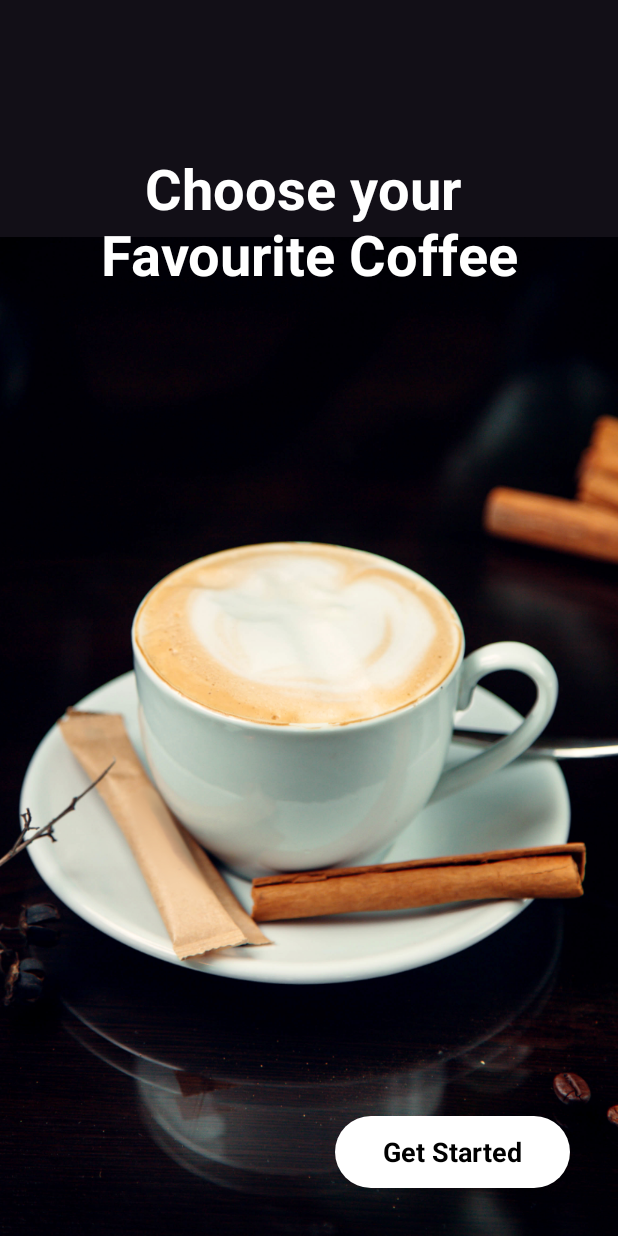
After one commit to SaienGovender/MmCoffee, an Android app: the layout activity_splash.xml on its own in the app's theme, with its tools: preview values and no code run, on a phone screen of 412 x 824 dp. The commit adds this screen. Run offline under Robolectric (Android 15) with nearby library versions, the phone set to English and light mode, and no system bars.

Commit message:
Splash Activity

```diff
--- a/app/src/main/AndroidManifest.xml
+++ b/app/src/main/AndroidManifest.xml
@@ -12,13 +12,19 @@
         android:supportsRtl="true"
         android:theme="@style/Theme.MmCoffee">
         <activity
-            android:name=".MainActivity"
+            android:name=".Activity.SplashActivity"
             android:exported="true">
             <intent-filter>
                 <action android:name="android.intent.action.MAIN" />
 
                 <category android:name="android.intent.category.LAUNCHER" />
             </intent-filter>
+
+        </activity>
+        <activity
+            android:name=".Activity.MainActivity"
+            android:exported="true">
+
         </activity>
     </application>
 
--- a/app/src/main/java/com/example/mmcoffee/MainActivity.kt
+++ b/app/src/main/java/com/example/mmcoffee/Activity/MainActivity.kt
@@ -1,10 +1,11 @@
-package com.example.mmcoffee
+package com.example.mmcoffee.Activity
 
 import android.os.Bundle
 import androidx.activity.enableEdgeToEdge
 import androidx.appcompat.app.AppCompatActivity
 import androidx.core.view.ViewCompat
 import androidx.core.view.WindowInsetsCompat
+import com.example.mmcoffee.R
 
 class MainActivity : AppCompatActivity() {
     override fun onCreate(savedInstanceState: Bundle?) {
--- /dev/null
+++ b/app/src/main/java/com/example/mmcoffee/Activity/SplashActivity.kt
@@ -0,0 +1,27 @@
+package com.example.mmcoffee.Activity
+
+import android.content.Intent
+import android.os.Bundle
+import androidx.activity.enableEdgeToEdge
+import androidx.appcompat.app.AppCompatActivity
+import androidx.core.view.ViewCompat
+import androidx.core.view.WindowInsetsCompat
+import com.example.mmcoffee.R
+import com.example.mmcoffee.databinding.ActivitySplashBinding
+
+class SplashActivity : AppCompatActivity() {
+    private lateinit var binding: ActivitySplashBinding
+
+    override fun onCreate(savedInstanceState: Bundle?) {
+        super.onCreate(savedInstanceState)
+        enableEdgeToEdge()
+
+        binding = ActivitySplashBinding.inflate(layoutInflater)
+        setContentView(binding.root)
+
+        binding.startBtn.setOnClickListener {
+            startActivity(Intent(this, MainActivity::class.java))
+        }
+
+    }
+}
--- /dev/null
+++ b/app/src/main/res/drawable/white_bg.xml
@@ -0,0 +1,9 @@
+<?xml version="1.0" encoding="utf-8"?>
+<selector xmlns:android="http://schemas.android.com/apk/res/android">
+    <item>
+        <shape android:shape="rectangle">
+            <solid android:color="@color/white"/>
+            <corners android:radius="50dp"/>
+        </shape>
+    </item>
+</selector>
--- a/app/src/main/res/layout/activity_main.xml
+++ b/app/src/main/res/layout/activity_main.xml
@@ -5,7 +5,7 @@
     android:id="@+id/main"
     android:layout_width="match_parent"
     android:layout_height="match_parent"
-    tools:context=".MainActivity">
+    tools:context=".Activity.MainActivity">
 
     <TextView
         android:layout_width="wrap_content"
--- /dev/null
+++ b/app/src/main/res/layout/activity_splash.xml
@@ -0,0 +1,48 @@
+<?xml version="1.0" encoding="utf-8"?>
+<androidx.constraintlayout.widget.ConstraintLayout xmlns:android="http://schemas.android.com/apk/res/android"
+    xmlns:app="http://schemas.android.com/apk/res-auto"
+    xmlns:tools="http://schemas.android.com/tools"
+    android:id="@+id/main"
+    android:layout_width="match_parent"
+    android:layout_height="match_parent"
+    android:background="#120F17"
+    tools:context=".Activity.SplashActivity">
+
+    <ImageView
+        android:id="@+id/imageView"
+        android:layout_width="wrap_content"
+        android:layout_height="wrap_content"
+        android:scaleType="centerCrop"
+        app:layout_constraintBottom_toBottomOf="parent"
+        app:layout_constraintEnd_toEndOf="parent"
+        app:layout_constraintStart_toStartOf="parent"
+        app:srcCompat="@drawable/splash_pic" />
+
+    <TextView
+        android:id="@+id/textView"
+        android:layout_width="wrap_content"
+        android:layout_height="wrap_content"
+        android:layout_marginTop="100dp"
+        android:text="@string/choose_your_nfavourite_coffee"
+        android:textStyle="bold"
+        android:textColor="@color/white"
+        android:textAlignment="center"
+        android:textSize="37sp"
+        app:layout_constraintEnd_toEndOf="parent"
+        app:layout_constraintStart_toStartOf="parent"
+        app:layout_constraintTop_toTopOf="parent" />
+
+    <androidx.appcompat.widget.AppCompatButton
+        android:id="@+id/startBtn"
+        android:paddingHorizontal="32dp"
+        android:layout_width="wrap_content"
+        android:layout_height="wrap_content"
+        android:text="@string/get_started"
+        android:layout_margin="32dp"
+        android:textStyle="bold"
+        android:textSize="18sp"
+        android:background="@drawable/white_bg"
+        style="@android:style/Widget.Button"
+        app:layout_constraintBottom_toBottomOf="parent"
+        app:layout_constraintEnd_toEndOf="parent" />
+</androidx.constraintlayout.widget.ConstraintLayout>
--- a/app/src/main/res/values/strings.xml
+++ b/app/src/main/res/values/strings.xml
@@ -1,3 +1,5 @@
 <resources>
     <string name="app_name">MmCoffee</string>
+    <string name="choose_your_nfavourite_coffee">Choose your \nFavourite Coffee</string>
+    <string name="get_started">Get Started</string>
 </resources>
```
Also changed, not shown: 1 other file.
